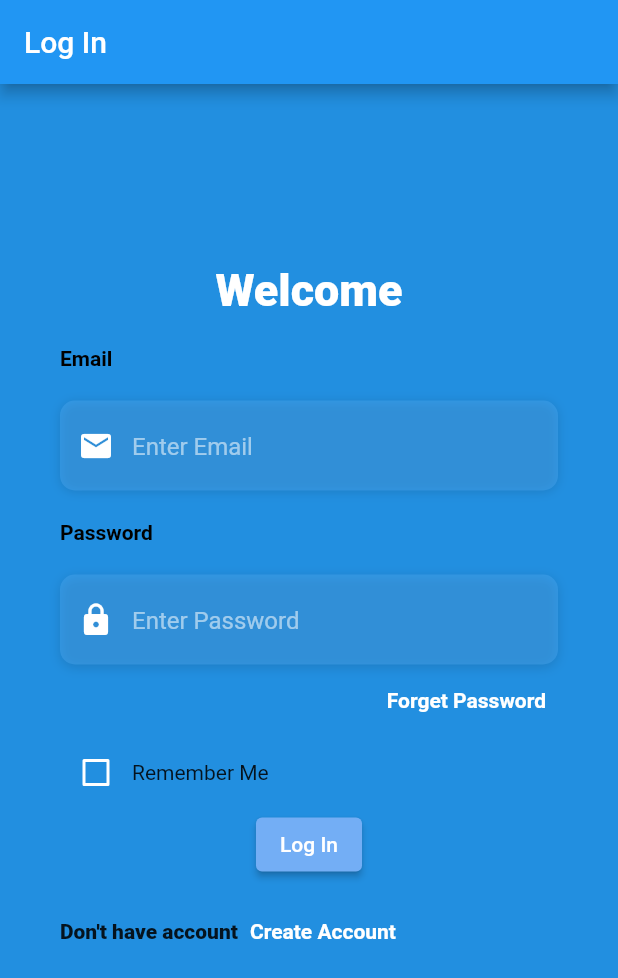
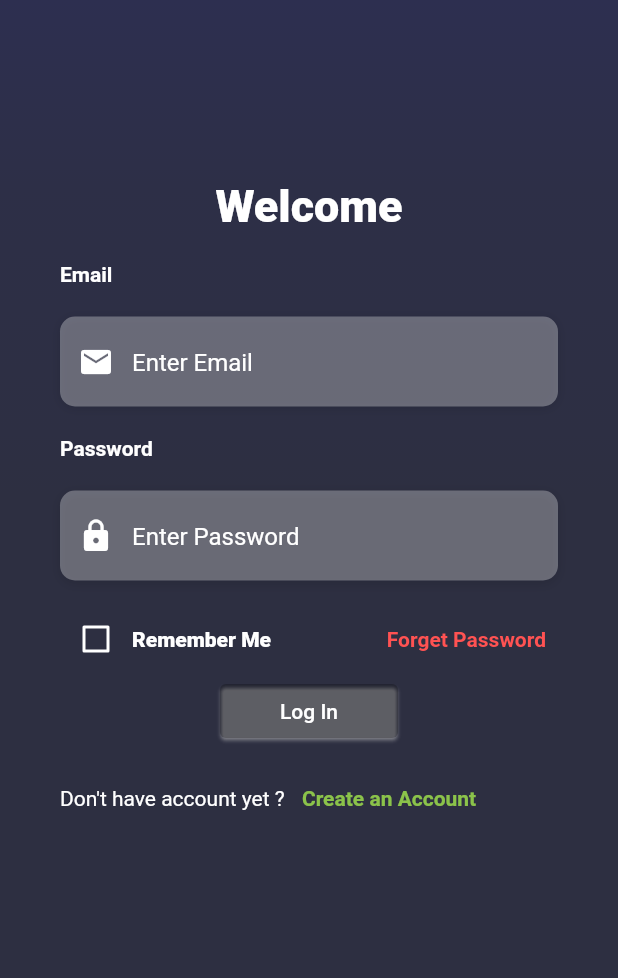
Before and after one commit to pritomsh/flutter_logIn_1, a Flutter app: the screen it shows after launch, on a phone screen of 412 x 824 dp. Shown: the top 978 px of the screen. Run offline on Flutter 3.47's test engine with Material 2 defaults, Android fonts, the phone set to English and light mode, and no system bars; Roboto replaces fonts that are missing (OpenSans).

Commit message:
It's Complete

```diff
--- a/lib/main.dart
+++ b/lib/main.dart
@@ -10,7 +10,7 @@ class MyApp extends StatelessWidget {
   Widget build(BuildContext context) {
     return MaterialApp(
       theme: ThemeData(
-        primarySwatch: Colors.blue,
+        primarySwatch: Colors.grey,
       ),
       home: const MyHomePage(title: 'Sign In'),
     );
@@ -32,7 +32,7 @@ class _MyHomePageState extends State<MyHomePage> {
       children: [
         const Text("Email",
             style: TextStyle(
-              color: Colors.black,
+              color: Colors.white,
               fontWeight: FontWeight.bold,
               fontFamily: 'OpenSans',
             )),
@@ -40,7 +40,7 @@ class _MyHomePageState extends State<MyHomePage> {
         Container(
             alignment: Alignment.center,
             decoration: BoxDecoration(
-              color: const Color(0x694CA8F0),
+              color: Colors.white30,
               borderRadius: BorderRadius.circular(10.0),
               boxShadow: const [
                 BoxShadow(
@@ -65,7 +65,7 @@ class _MyHomePageState extends State<MyHomePage> {
                 ),
                 hintText: "Enter Email",
                 hintStyle: TextStyle(
-                  color: Colors.white54,
+                  color: Colors.white,
                   fontFamily: 'OpenSans',
                 ),
               ),
@@ -80,7 +80,7 @@ class _MyHomePageState extends State<MyHomePage> {
       children: [
         const Text("Password",
             style: TextStyle(
-              color: Colors.black,
+              color: Colors.white,
               fontWeight: FontWeight.bold,
               fontFamily: 'OpenSans',
             )),
@@ -88,7 +88,7 @@ class _MyHomePageState extends State<MyHomePage> {
         Container(
           alignment: Alignment.centerLeft,
           decoration: BoxDecoration(
-            color: const Color(0x694CA8F0),
+            color: Colors.white30,
             borderRadius: BorderRadius.circular(10.0),
             boxShadow: const [
               BoxShadow(
@@ -102,7 +102,7 @@ class _MyHomePageState extends State<MyHomePage> {
           child: const TextField(
             obscureText: true,
             style: TextStyle(
-              color: Colors.black,
+              color: Colors.white,
             ),
             decoration: InputDecoration(
               border: InputBorder.none,
@@ -113,7 +113,7 @@ class _MyHomePageState extends State<MyHomePage> {
               ),
               hintText: "Enter Password",
               hintStyle: TextStyle(
-                color: Colors.white54,
+                color: Colors.white,
                 fontFamily: 'OpenSans',
               ),
             ),
@@ -123,12 +123,112 @@ class _MyHomePageState extends State<MyHomePage> {
     );
   }
 
+  Widget _forgetPassword() {
+    return Container(
+      alignment: Alignment.centerRight,
+      child: TextButton(
+        onPressed: () {
+          // ignore: avoid_print
+          print("Forget Button Click");
+        },
+        child: const Text(
+          'Forget Password',
+          style: TextStyle(
+            color: Colors.redAccent,
+            fontWeight: FontWeight.bold,
+            fontFamily: 'OpenSans',
+          ),
+        ),
+      ),
+    );
+  }
+
+  Widget _login() {
+    return Container(
+      alignment: Alignment.center,
+      child: ElevatedButton(
+        onPressed: () {
+          // ignore: avoid_print
+          print("Log In Click");
+        },
+        child: const Text(
+          'Log In',
+          style: TextStyle(color: Colors.white),
+        ),
+        style: ElevatedButton.styleFrom(
+            primary: Colors.black26,
+            onPrimary: Colors.green,
+            elevation: 1,
+            shadowColor: Colors.white,
+            padding: const EdgeInsets.symmetric(horizontal: 40, vertical: 10)),
+      ),
+    );
+  }
+
+  Widget _remember() {
+    // ignore: avoid_unnecessary_containers
+    return Container(
+      child: Row(
+        children: [
+          Theme(
+            data: ThemeData(unselectedWidgetColor: Colors.white),
+            child: Checkbox(
+              value: _rememberMe,
+              checkColor: Colors.green,
+              activeColor: Colors.black38,
+              onChanged: (value) {
+                setState(() {
+                  _rememberMe = value!;
+                  // ignore: avoid_print
+                  print("Remember me ");
+                });
+              },
+            ),
+          ),
+          const Text(
+            'Remember Me',
+            style: TextStyle(
+              color: Colors.white,
+              fontWeight: FontWeight.w900,
+            ),
+          ),
+        ],
+      ),
+    );
+  }
+
+  Widget _createAccount() {
+    return Container(
+      alignment: Alignment.centerRight,
+      child: Row(
+        mainAxisAlignment: MainAxisAlignment.start,
+        children: [
+          const Text(
+            "Don't have account yet ? ",
+            style: TextStyle(
+              color: Colors.white,
+              fontWeight: FontWeight.w400,
+            ),
+          ),
+          TextButton(
+            onPressed: () {},
+            child: const Text(
+              'Create an Account',
+              style: TextStyle(
+                color: Colors.lightGreen,
+                fontWeight: FontWeight.bold,
+                fontFamily: 'OpenSans',
+              ),
+            ),
+          )
+        ],
+      ),
+    );
+  }
+
   @override
   Widget build(BuildContext context) {
     return Scaffold(
-      appBar: AppBar(
-        title: const Text("Log In"),
-      ),
       body: Stack(
         children: <Widget>[
           Container(
@@ -139,12 +239,12 @@ class _MyHomePageState extends State<MyHomePage> {
                 begin: Alignment.topCenter,
                 end: Alignment.center,
                 colors: [
-                  Color(0xFF228FE0),
-                  Color(0xFF228FE0),
-                  Color(0xFF228FE0),
-                  Color(0xFF228FE0),
+                  Color(0xFF2D2F50),
+                  Color(0xFF2D2F47),
+                  Color(0xFF2D2F43),
+                  Color(0xFF2D2F41),
                 ],
-                stops: [0.1, 0.4, 0.7, 0.9],
+                stops: [0.0, 0.3, 0.7, 0.8],
               ),
             ),
           ),
@@ -171,92 +271,30 @@ class _MyHomePageState extends State<MyHomePage> {
                   const SizedBox(height: 20.0),
                   _buildEmail(),
                   const SizedBox(height: 20.0),
+
                   _buildPassword(),
+                  const SizedBox(
+                    height: 15.0,
+                  ),
                   //FOrget password field
-                  Container(
-                    alignment: Alignment.centerRight,
-                    child: TextButton(
-                      onPressed: () {
-                        // ignore: avoid_print
-                        print("Forget Button Click");
-                      },
-                      child: const Text(
-                        'Forget Password',
-                        style: TextStyle(
-                          color: Colors.white,
-                          fontWeight: FontWeight.bold,
-                          fontFamily: 'OpenSans',
-                        ),
-                      ),
-                    ),
-                  ),
 
                   // ignore: avoid_unnecessary_containers
                   Container(
+                    alignment: Alignment.center,
                     child: Row(
+                      mainAxisAlignment: MainAxisAlignment.spaceBetween,
                       children: [
-                        Theme(
-                          data: ThemeData(unselectedWidgetColor: Colors.white),
-                          child: Checkbox(
-                            value: _rememberMe,
-                            checkColor: Colors.green,
-                            activeColor: Colors.white,
-                            onChanged: (value) {
-                              setState(() {
-                                _rememberMe = value!;
-                                // ignore: avoid_print
-                                print("Remember me ");
-                              });
-                            },
-                          ),
-                        ),
-                        const Text('Remember Me'),
+                        _remember(),
+                        _forgetPassword(),
                       ],
                     ),
                   ),
-                  Container(
-                    alignment: Alignment.center,
-                    child: ElevatedButton(
-                      onPressed: () {
-                        // ignore: avoid_print
-                        print("Log iN Click");
-                      },
-                      child: const Text('Log In'),
-                      style: ButtonStyle(
-                        backgroundColor: MaterialStateProperty.all<Color>(
-                          const Color(0xFF73AEF5),
-                        ),
-                      ),
-                    ),
-                  ),
+                  _login(),
+
                   const SizedBox(
                     height: 10.0,
                   ),
-                  Container(
-                    alignment: Alignment.centerRight,
-                    child: Row(
-                      children: [
-                        const Text(
-                          "Don't have account",
-                          style: TextStyle(
-                            color: Colors.black87,
-                            fontWeight: FontWeight.w900,
-                          ),
-                        ),
-                        TextButton(
-                          onPressed: () {},
-                          child: const Text(
-                            'Create Account',
-                            style: TextStyle(
-                              color: Colors.white,
-                              fontWeight: FontWeight.bold,
-                              fontFamily: 'OpenSans',
-                            ),
-                          ),
-                        )
-                      ],
-                    ),
-                  ),
+                  _createAccount(),
                 ],
               ),
             ),
--- a/pubspec.yaml
+++ b/pubspec.yaml
@@ -59,8 +59,8 @@ flutter:
 
   # To add assets to your application, add an assets section, like this:
   # assets:
-  #   - images/a_dot_burr.jpeg
-  #   - images/a_dot_ham.jpeg
+  #   - assets/images/
+    # - images/a_dot_ham.jpeg
 
   # An image asset can refer to one or more resolution-specific "variants", see
   # https://flutter.dev/assets-and-images/#resolution-aware.
```
